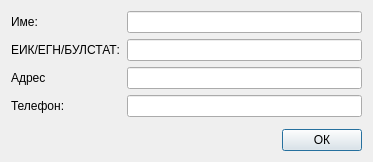
thefinalcutbg/DinoDent, file src/View/Widgets/RecipientEditView.ui: the form before one commit.
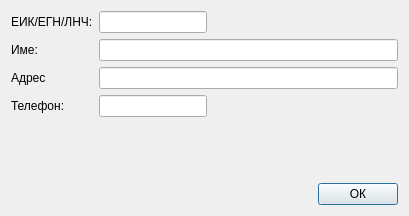
The form after the commit. Custom widgets are drawn as their Qt base class.

Commit message: Invoices can be created outside of the ambulatory sheet. 13 digits bulstat validation fix.

The edit to the form file:
```diff
--- a/src/View/Widgets/RecipientEditView.ui
+++ b/src/View/Widgets/RecipientEditView.ui
@@ -9,8 +9,8 @@
    <rect>
     <x>0</x>
     <y>0</y>
-    <width>373</width>
-    <height>162</height>
+    <width>409</width>
+    <height>216</height>
    </rect>
   </property>
   <property name="windowTitle">
@@ -21,6 +21,13 @@
     <layout class="QHBoxLayout" name="horizontalLayout_2">
      <item>
       <layout class="QVBoxLayout" name="verticalLayout">
+       <item>
+        <widget class="QLabel" name="label_2">
+         <property name="text">
+          <string>ЕИК/ЕГН/ЛНЧ:</string>
+         </property>
+        </widget>
+       </item>
        <item>
         <widget class="QLabel" name="label">
          <property name="text">
@@ -28,13 +35,6 @@
          </property>
         </widget>
        </item>
-       <item>
-        <widget class="QLabel" name="label_2">
-         <property name="text">
-          <string>ЕИК/ЕГН/БУЛСТАТ:</string>
-         </property>
-        </widget>
-       </item>
        <item>
         <widget class="QLabel" name="label_3">
          <property name="text">
@@ -54,14 +54,13 @@
      <item>
       <layout class="QVBoxLayout" name="verticalLayout_2">
        <item>
-        <widget class="QLineEdit" name="nameEdit">
-         <property name="maxLength">
-          <number>400</number>
+        <widget class="LineEdit" name="idEdit">
+         <property name="sizePolicy">
+          <sizepolicy hsizetype="Fixed" vsizetype="Fixed">
+           <horstretch>0</horstretch>
+           <verstretch>0</verstretch>
+          </sizepolicy>
          </property>
-        </widget>
-       </item>
-       <item>
-        <widget class="QLineEdit" name="idEdit">
          <property name="maxLength">
           <number>13</number>
          </property>
@@ -75,7 +74,20 @@
         </widget>
        </item>
        <item>
-        <widget class="QLineEdit" name="phoneEdit">
+        <widget class="LineEdit" name="addressEdit">
+         <property name="maxLength">
+          <number>400</number>
+         </property>
+        </widget>
+       </item>
+       <item>
+        <widget class="LineEdit" name="phoneEdit">
+         <property name="sizePolicy">
+          <sizepolicy hsizetype="Fixed" vsizetype="Fixed">
+           <horstretch>0</horstretch>
+           <verstretch>0</verstretch>
+          </sizepolicy>
+         </property>
          <property name="maxLength">
           <number>20</number>
          </property>
@@ -101,17 +113,20 @@
    <item>
     <layout class="QHBoxLayout" name="horizontalLayout">
      <item>
-      <spacer name="horizontalSpacer">
-       <property name="orientation">
-        <enum>Qt::Horizontal</enum>
+      <widget class="QLabel" name="errorLabel">
+       <property name="sizePolicy">
+        <sizepolicy hsizetype="Expanding" vsizetype="Preferred">
+         <horstretch>0</horstretch>
+         <verstretch>0</verstretch>
+        </sizepolicy>
        </property>
-       <property name="sizeHint" stdset="0">
-        <size>
-         <width>40</width>
-         <height>20</height>
-        </size>
+       <property name="styleSheet">
+        <string notr="true">color : red;</string>
        </property>
-      </spacer>
+       <property name="text">
+        <string/>
+       </property>
+      </widget>
      </item>
      <item>
       <widget class="QPushButton" name="okButton">
@@ -125,6 +140,13 @@
   </layout>
  </widget>
  <layoutdefault spacing="6" margin="11"/>
+ <customwidgets>
+  <customwidget>
+   <class>LineEdit</class>
+   <extends>QLineEdit</extends>
+   <header>View/uiComponents/LineEdit.h</header>
+  </customwidget>
+ </customwidgets>
  <resources/>
  <connections/>
 </ui>
```
Left out of the diff: 2 changed lines with no effect on the pictures. The commit also changes 46 other files.
